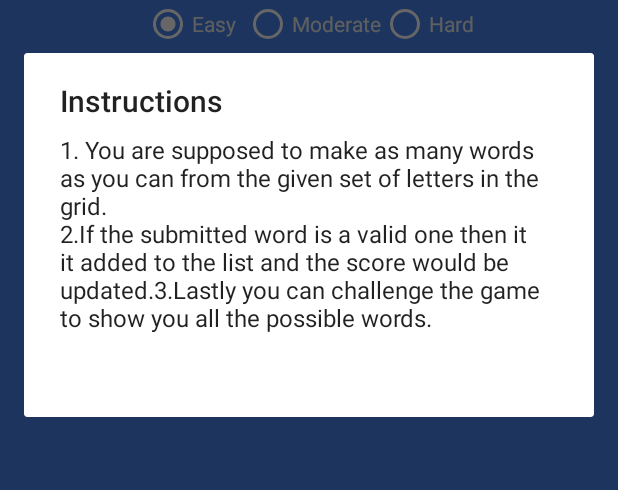
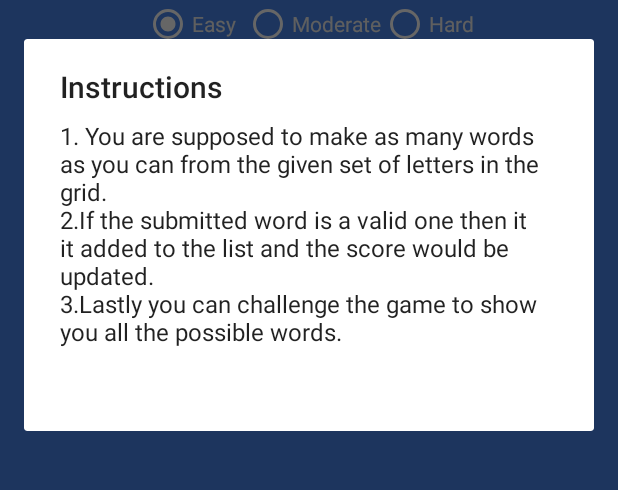
Before and after one commit to aviaryan/Hinix, an Android app: the screen it shows after launch (startScreen), after a tap on "INSTRUCTIONS", on a phone screen of 412 x 824 dp, the part 383-873 px from its top. Run offline under Robolectric (Android 15) with nearby library versions, the phone set to English and light mode, and no system bars.

Commit message:
updated instructions

```diff
--- a/app/src/main/java/in/aviaryan/hinix/startScreen.java
+++ b/app/src/main/java/in/aviaryan/hinix/startScreen.java
@@ -69,7 +69,7 @@ public class startScreen extends AppCompatActivity {
                 // set dialog message
                 alertDialogBuilder
                         .setMessage("1. You are supposed to make as many words as you can from the given set of letters in the grid.\n" +
-                                "2.If the submitted word is a valid one then it it added to the list and the score would be updated."+
+                                "2.If the submitted word is a valid one then it it added to the list and the score would be updated.\n"+
                                 "3.Lastly you can challenge the game to show you all the possible words.\n\n");
 
                 AlertDialog alertDialog = alertDialogBuilder.create();
```
